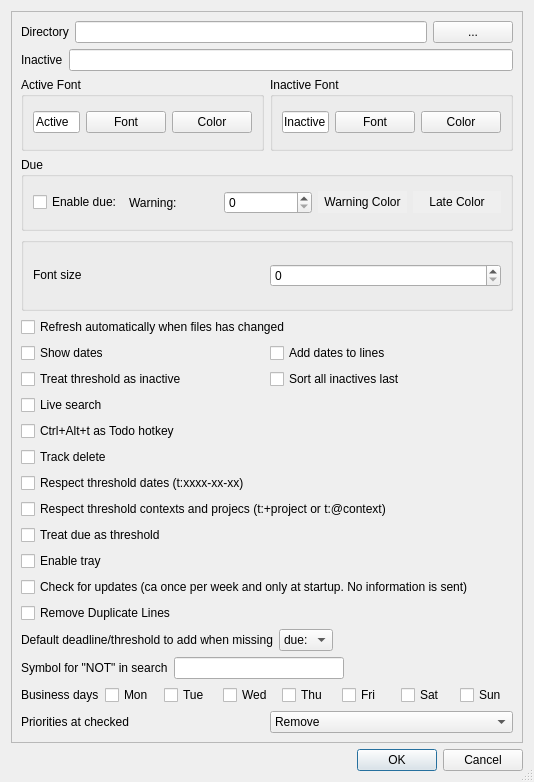
Above: settingsdialog.ui from SverrirValgeirsson/Todour before the change. Below: the same form after it.
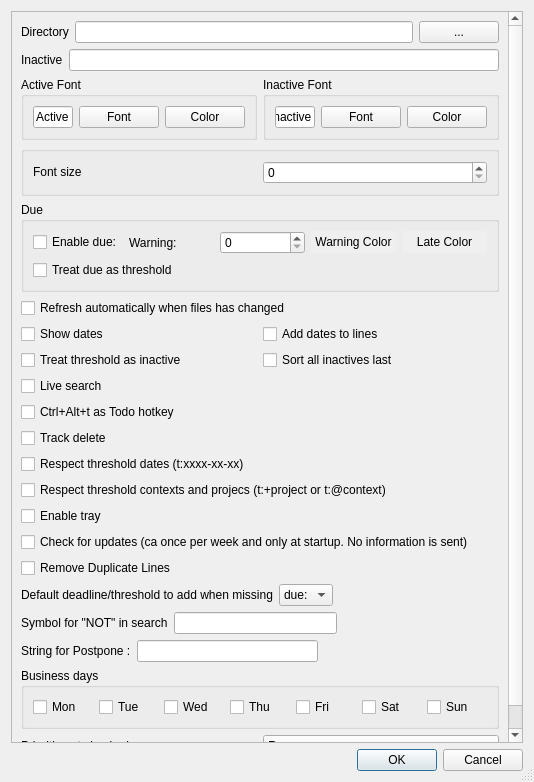
That is the form after the change.

Commit message: layout improve (bis?)

Patch:
```diff
--- a/settingsdialog.ui
+++ b/settingsdialog.ui
@@ -150,6 +150,26 @@
          </item>
         </layout>
        </item>
+      <item>
+        <widget class="QGroupBox" name="groupBox_4">
+         <property name="title">
+          <string/>
+         </property>
+         <layout class="QHBoxLayout" name="horizontalLayout_9">
+          <item>
+           <widget class="QLabel" name="label_5">
+            <property name="text">
+             <string>&lt;html&gt;&lt;head/&gt;&lt;body&gt;&lt;p&gt;Font size&lt;/p&gt;&lt;/body&gt;&lt;/html&gt;</string>
+            </property>
+           </widget>
+          </item>
+          <item>
+           <widget class="QSpinBox" name="sb_fontSize"/>
+          </item>
+         </layout>
+        </widget>
+       </item>
+
        <item>
         <layout class="QHBoxLayout" name="horizontalLayout_5">
          <item>
@@ -157,7 +177,9 @@
            <property name="title">
             <string>Due </string>
            </property>
-           <layout class="QHBoxLayout" name="horizontalLayout_7">
+           <layout class="QVBoxLayout" name="verticalLayout_1">
+           <item>
+            <layout class="QHBoxLayout" name="horizontalLayout_15">
             <item>
              <widget class="QCheckBox" name="cb_due">
               <property name="text">
@@ -200,30 +222,20 @@
                <bool>true</bool>
               </property>
              </widget>
-            </item>
+            </item>            
            </layout>
-          </widget>
-         </item>
-        </layout>
-       </item>
+           </item>
        <item>
-        <widget class="QGroupBox" name="groupBox_4">
-         <property name="title">
-          <string/>
-         </property>
-         <layout class="QHBoxLayout" name="horizontalLayout_9">
-          <item>
-           <widget class="QLabel" name="label_5">
+             <widget class="QCheckBox" name="cb_due_as_threshold">
             <property name="text">
-             <string>&lt;html&gt;&lt;head/&gt;&lt;body&gt;&lt;p&gt;Font size&lt;/p&gt;&lt;/body&gt;&lt;/html&gt;</string>
+                <string>Treat due as threshold</string>
             </property>
            </widget>
           </item>
-          <item>
-           <widget class="QSpinBox" name="sb_fontSize"/>
-          </item>
-         </layout>
-        </widget>
+           </layout>       
+          </widget>
+         </item>
+        </layout>
        </item>
        <item>
         <widget class="QCheckBox" name="cb_autorefresh">
@@ -309,13 +321,6 @@
          </property>
         </widget>
        </item>
-       <item>
-        <widget class="QCheckBox" name="cb_due_as_threshold">
-         <property name="text">
-          <string>Treat due as threshold</string>
-         </property>
-        </widget>
-       </item>
        <item>
         <widget class="QCheckBox" name="cb_tray_icon">
          <property name="text">
@@ -404,7 +409,7 @@
            </property>
            <property name="sizeHint" stdset="0">
             <size>
-             <width>80</width>
+             <width>40</width>
              <height>20</height>
             </size>
            </property>
@@ -413,14 +418,45 @@
         </layout>
        </item>
        <item>
-        <layout class="QHBoxLayout" name="horizontalLayout_14">
+        <layout class="QHBoxLayout" name="horizontalLayout_16">
          <item>
-          <widget class="QLabel" name="label_8">
+          <widget class="QLabel" name="label_16">
            <property name="text">
-            <string>Business days</string>
+            <string>String for Postpone :</string>
            </property>
           </widget>
          </item>
+         <item>
+          <widget class="QLineEdit" name="postpone_string">
+           <property name="alignment">
+            <set>Qt::AlignLeft</set>
+           </property>
+          </widget>
+         </item>
+         <item>
+          <spacer name="horizontalSpacer_2">
+           <property name="orientation">
+            <enum>Qt::Horizontal</enum>
+           </property>
+           <property name="sizeHint" stdset="0">
+            <size>
+             <width>40</width>
+             <height>20</height>
+            </size>
+           </property>
+          </spacer>
+         </item>
+        </layout>
+       </item>
+
+       <item>
+       <layout class="QHBoxLayout" name="horizontalLayout_14">
+         <item>
+          <widget class="QGroupBox" name="groupBox_5">
+           <property name="title">
+            <string>Business days </string>
+           </property>
+            <layout class="QHBoxLayout" name="horizontalLayout_14">
          <item>
           <widget class="QCheckBox" name="cb_monday">
            <property name="text">
@@ -470,8 +506,13 @@
            </property>
           </widget>
          </item>
-        </layout>
-       </item>
+                  
+               </layout>
+              </widget>
+             </item>
+            </layout>
+         </item>           
+                  
        <item>
         <layout class="QHBoxLayout" name="horizontalLayout_8">
          <item>
```
Left out of the diff: 2 changed lines with no effect on the pictures. Lines whose indentation alone changed are shown as unchanged. The commit also changes 4 other files.
